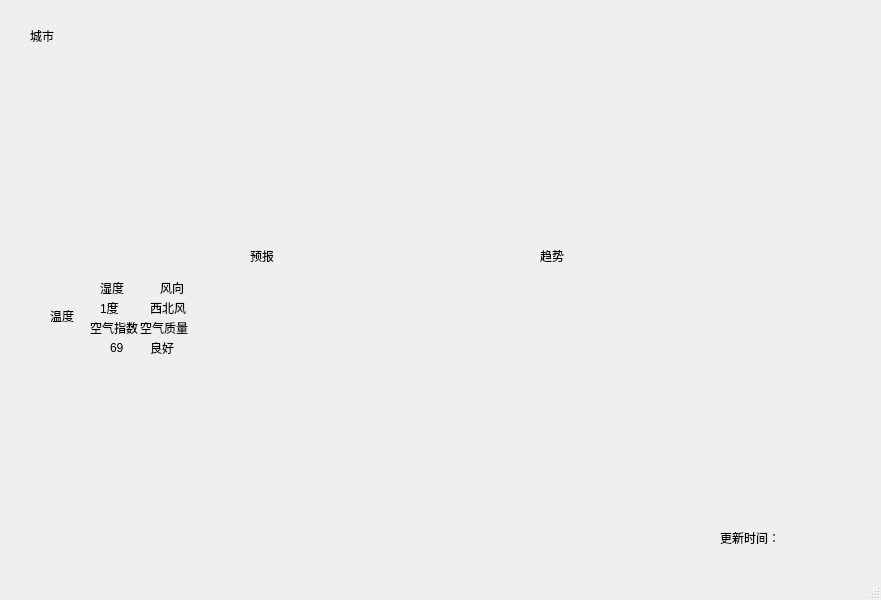
First picture: the form in mainwindow.ui, repository chenbaisi/qtweather, before the edit.
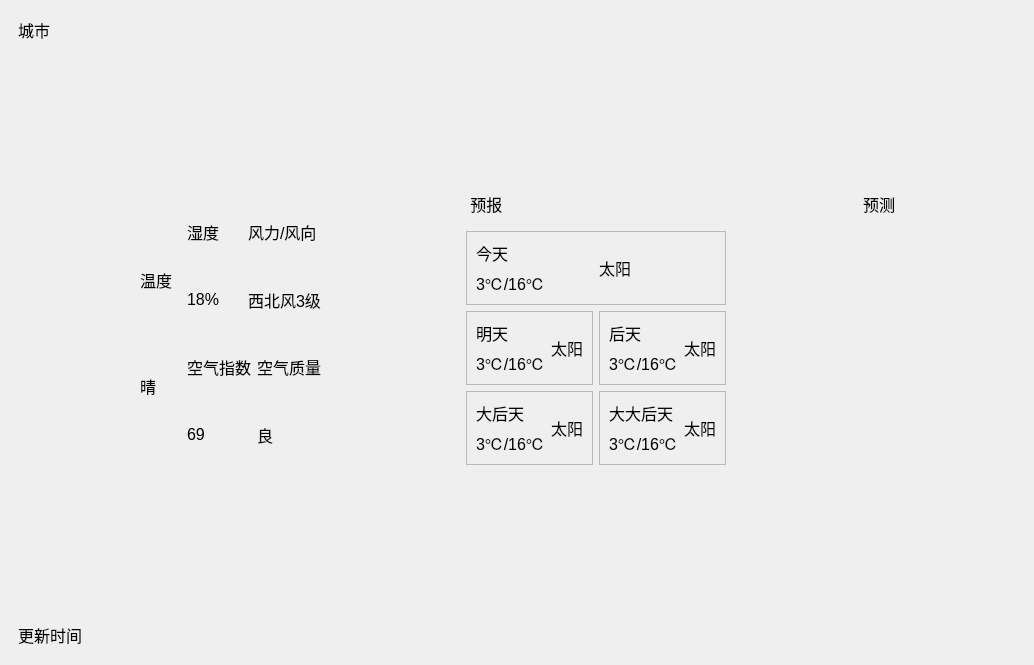
Second picture: the form after the edit.

Diff of the .ui file:
```diff
--- a/mainwindow.ui
+++ b/mainwindow.ui
@@ -6,225 +6,509 @@
    <rect>
     <x>0</x>
     <y>0</y>
-    <width>881</width>
-    <height>600</height>
+    <width>1034</width>
+    <height>665</height>
    </rect>
   </property>
+  <property name="font">
+   <font>
+    <pointsize>12</pointsize>
+   </font>
+  </property>
   <property name="windowTitle">
    <string>MainWindow</string>
   </property>
   <widget class="QWidget" name="centralwidget">
-   <widget class="QLabel" name="labelCity">
-    <property name="geometry">
-     <rect>
-      <x>30</x>
-      <y>30</y>
-      <width>54</width>
-      <height>12</height>
-     </rect>
-    </property>
-    <property name="text">
-     <string>城市</string>
-    </property>
-   </widget>
-   <widget class="QWidget" name="widget" native="true">
-    <property name="geometry">
-     <rect>
-      <x>50</x>
-      <y>270</y>
-      <width>191</width>
-      <height>131</height>
-     </rect>
-    </property>
-    <widget class="QLabel" name="labelShidu1">
-     <property name="geometry">
-      <rect>
-       <x>50</x>
-       <y>10</y>
-       <width>24</width>
-       <height>16</height>
-      </rect>
-     </property>
-     <property name="text">
-      <string>湿度</string>
-     </property>
-    </widget>
-    <widget class="QLabel" name="labelWind1">
-     <property name="geometry">
-      <rect>
-       <x>110</x>
-       <y>10</y>
-       <width>24</width>
-       <height>16</height>
-      </rect>
-     </property>
-     <property name="text">
-      <string>风向</string>
-     </property>
-    </widget>
-    <widget class="QLabel" name="labelShidu2">
-     <property name="geometry">
-      <rect>
-       <x>50</x>
-       <y>30</y>
-       <width>18</width>
-       <height>16</height>
-      </rect>
-     </property>
-     <property name="text">
-      <string>1度</string>
-     </property>
-    </widget>
-    <widget class="QLabel" name="labelWind2">
-     <property name="geometry">
-      <rect>
-       <x>100</x>
-       <y>30</y>
-       <width>36</width>
-       <height>16</height>
-      </rect>
-     </property>
-     <property name="text">
-      <string>西北风</string>
-     </property>
-    </widget>
-    <widget class="QLabel" name="labelAirQuality1">
-     <property name="geometry">
-      <rect>
-       <x>90</x>
-       <y>50</y>
-       <width>48</width>
-       <height>16</height>
-      </rect>
-     </property>
-     <property name="text">
-      <string>空气质量</string>
-     </property>
-    </widget>
-    <widget class="QLabel" name="labelAirIndex2">
-     <property name="geometry">
-      <rect>
-       <x>60</x>
-       <y>70</y>
-       <width>16</width>
-       <height>16</height>
-      </rect>
-     </property>
-     <property name="text">
-      <string>69</string>
-     </property>
-    </widget>
-    <widget class="QLabel" name="label_9">
-     <property name="geometry">
-      <rect>
-       <x>100</x>
-       <y>70</y>
-       <width>24</width>
-       <height>16</height>
-      </rect>
-     </property>
-     <property name="text">
-      <string>良好</string>
-     </property>
-    </widget>
-    <widget class="QLabel" name="labelTemperature">
-     <property name="geometry">
-      <rect>
-       <x>0</x>
-       <y>40</y>
-       <width>54</width>
-       <height>12</height>
-      </rect>
-     </property>
-     <property name="text">
-      <string>温度</string>
-     </property>
-    </widget>
-    <widget class="QLabel" name="labelAirIndex1">
-     <property name="geometry">
-      <rect>
-       <x>40</x>
-       <y>50</y>
-       <width>48</width>
-       <height>16</height>
-      </rect>
-     </property>
-     <property name="text">
-      <string>空气指数</string>
-     </property>
-    </widget>
-   </widget>
-   <widget class="QWidget" name="widget_2" native="true">
-    <property name="geometry">
-     <rect>
-      <x>250</x>
-      <y>270</y>
-      <width>221</width>
-      <height>131</height>
-     </rect>
-    </property>
-   </widget>
-   <widget class="QLabel" name="label">
-    <property name="geometry">
-     <rect>
-      <x>250</x>
-      <y>250</y>
-      <width>54</width>
-      <height>12</height>
-     </rect>
-    </property>
-    <property name="text">
-     <string>预报</string>
-    </property>
-   </widget>
-   <widget class="QWidget" name="widget_3" native="true">
-    <property name="geometry">
-     <rect>
-      <x>540</x>
-      <y>269</y>
-      <width>241</width>
-      <height>131</height>
-     </rect>
-    </property>
-   </widget>
-   <widget class="QLabel" name="label_2">
-    <property name="geometry">
-     <rect>
-      <x>540</x>
-      <y>250</y>
-      <width>54</width>
-      <height>12</height>
-     </rect>
-    </property>
-    <property name="text">
-     <string>趋势</string>
-    </property>
-   </widget>
-   <widget class="QLabel" name="label_3">
-    <property name="geometry">
-     <rect>
-      <x>720</x>
-      <y>530</y>
-      <width>101</width>
-      <height>16</height>
-     </rect>
-    </property>
-    <property name="text">
-     <string>更新时间：</string>
-    </property>
-   </widget>
+   <layout class="QGridLayout" name="gridLayout_4">
+    <item row="0" column="0">
+     <widget class="QWidget" name="widget" native="true">
+      <layout class="QVBoxLayout" name="verticalLayout_9">
+       <item>
+        <widget class="QLabel" name="labelCity">
+         <property name="text">
+          <string>城市</string>
+         </property>
+        </widget>
+       </item>
+       <item>
+        <widget class="QWidget" name="widget_2" native="true">
+         <layout class="QGridLayout" name="gridLayout_11">
+          <item row="1" column="3">
+           <widget class="QWidget" name="widget_4" native="true">
+            <layout class="QVBoxLayout" name="verticalLayout_8">
+             <item>
+              <widget class="QLabel" name="label_3">
+               <property name="text">
+                <string>   预报</string>
+               </property>
+              </widget>
+             </item>
+             <item>
+              <widget class="QWidget" name="widget_7" native="true">
+               <layout class="QGridLayout" name="gridLayout_10">
+                <item row="0" column="0">
+                 <widget class="QFrame" name="frame">
+                  <property name="frameShape">
+                   <enum>QFrame::StyledPanel</enum>
+                  </property>
+                  <property name="frameShadow">
+                   <enum>QFrame::Raised</enum>
+                  </property>
+                  <layout class="QGridLayout" name="gridLayout_9">
+                   <item row="0" column="0">
+                    <layout class="QVBoxLayout" name="verticalLayout_6">
+                     <item>
+                      <widget class="QLabel" name="labelDay1">
+                       <property name="text">
+                        <string>今天</string>
+                       </property>
+                      </widget>
+                     </item>
+                     <item>
+                      <widget class="QLabel" name="labelDay1Temperature">
+                       <property name="text">
+                        <string>3℃/16℃</string>
+                       </property>
+                      </widget>
+                     </item>
+                    </layout>
+                   </item>
+                   <item row="0" column="1">
+                    <widget class="QLabel" name="labelDay1WeatherImg">
+                     <property name="text">
+                      <string>太阳</string>
+                     </property>
+                    </widget>
+                   </item>
+                  </layout>
+                 </widget>
+                </item>
+                <item row="1" column="0">
+                 <layout class="QGridLayout" name="gridLayout">
+                  <item row="0" column="1">
+                   <widget class="QFrame" name="frame_2">
+                    <property name="frameShape">
+                     <enum>QFrame::StyledPanel</enum>
+                    </property>
+                    <property name="frameShadow">
+                     <enum>QFrame::Raised</enum>
+                    </property>
+                    <layout class="QGridLayout" name="gridLayout_6">
+                     <item row="0" column="0">
+                      <layout class="QVBoxLayout" name="verticalLayout_2">
+                       <item>
+                        <widget class="QLabel" name="labelDay3">
+                         <property name="text">
+                          <string>后天</string>
+                         </property>
+                        </widget>
+                       </item>
+                       <item>
+                        <widget class="QLabel" name="labelDay3Temperature">
+                         <property name="text">
+                          <string>3℃/16℃</string>
+                         </property>
+                        </widget>
+                       </item>
+                      </layout>
+                     </item>
+                     <item row="0" column="1">
+                      <widget class="QLabel" name="labelDay3WeatherImg">
+                       <property name="text">
+                        <string>太阳</string>
+                       </property>
+                      </widget>
+                     </item>
+                    </layout>
+                   </widget>
+                  </item>
+                  <item row="1" column="0">
+                   <widget class="QFrame" name="frame_3">
+                    <property name="frameShape">
+                     <enum>QFrame::StyledPanel</enum>
+                    </property>
+                    <property name="frameShadow">
+                     <enum>QFrame::Raised</enum>
+                    </property>
+                    <layout class="QGridLayout" name="gridLayout_7">
+                     <item row="0" column="0">
+                      <layout class="QVBoxLayout" name="verticalLayout_4">
+                       <item>
+                        <widget class="QLabel" name="labelDay4">
+                         <property name="text">
+                          <string>大后天</string>
+                         </property>
+                        </widget>
+                       </item>
+                       <item>
+                        <widget class="QLabel" name="labelDay4Temperature">
+                         <property name="text">
+                          <string>3℃/16℃</string>
+                         </property>
+                        </widget>
+                       </item>
+                      </layout>
+                     </item>
+                     <item row="0" column="1">
+                      <widget class="QLabel" name="labelDay4WeatherImg">
+                       <property name="text">
+                        <string>太阳</string>
+                       </property>
+                      </widget>
+                     </item>
+                    </layout>
+                   </widget>
+                  </item>
+                  <item row="1" column="1">
+                   <widget class="QFrame" name="frame_5">
+                    <property name="frameShape">
+                     <enum>QFrame::StyledPanel</enum>
+                    </property>
+                    <property name="frameShadow">
+                     <enum>QFrame::Raised</enum>
+                    </property>
+                    <layout class="QGridLayout" name="gridLayout_8">
+                     <item row="0" column="0">
+                      <layout class="QVBoxLayout" name="verticalLayout_5">
+                       <item>
+                        <widget class="QLabel" name="labelDay5">
+                         <property name="text">
+                          <string>大大后天</string>
+                         </property>
+                        </widget>
+                       </item>
+                       <item>
+                        <widget class="QLabel" name="labelDay5Temperature">
+                         <property name="text">
+                          <string>3℃/16℃</string>
+                         </property>
+                        </widget>
+                       </item>
+                      </layout>
+                     </item>
+                     <item row="0" column="1">
+                      <widget class="QLabel" name="labelDay5WeatherImg">
+                       <property name="text">
+                        <string>太阳</string>
+                       </property>
+                      </widget>
+                     </item>
+                    </layout>
+                   </widget>
+                  </item>
+                  <item row="0" column="0">
+                   <widget class="QFrame" name="frame_4">
+                    <property name="frameShape">
+                     <enum>QFrame::StyledPanel</enum>
+                    </property>
+                    <property name="frameShadow">
+                     <enum>QFrame::Raised</enum>
+                    </property>
+                    <property name="lineWidth">
+                     <number>1</number>
+                    </property>
+                    <layout class="QGridLayout" name="gridLayout_5">
+                     <item row="0" column="0">
+                      <layout class="QVBoxLayout" name="verticalLayout">
+                       <item>
+                        <widget class="QLabel" name="labelDay2">
+                         <property name="text">
+                          <string>明天</string>
+                         </property>
+                        </widget>
+                       </item>
+                       <item>
+                        <widget class="QLabel" name="labelDay2Temperature">
+                         <property name="text">
+                          <string>3℃/16℃</string>
+                         </property>
+                         <property name="textFormat">
+                          <enum>Qt::RichText</enum>
+                         </property>
+                        </widget>
+                       </item>
+                      </layout>
+                     </item>
+                     <item row="0" column="1">
+                      <widget class="QLabel" name="labelDay2WeatherImg">
+                       <property name="text">
+                        <string>太阳</string>
+                       </property>
+                      </widget>
+                     </item>
+                    </layout>
+                   </widget>
+                  </item>
+                 </layout>
+                </item>
+               </layout>
+              </widget>
+             </item>
+            </layout>
+           </widget>
+          </item>
+          <item row="1" column="1">
+           <widget class="QWidget" name="widget_3" native="true">
+            <layout class="QGridLayout" name="gridLayout_12">
+             <item row="0" column="1">
+              <layout class="QVBoxLayout" name="verticalLayout_3">
+               <item>
+                <spacer name="verticalSpacer_3">
+                 <property name="orientation">
+                  <enum>Qt::Vertical</enum>
+                 </property>
+                 <property name="sizeHint" stdset="0">
+                  <size>
+                   <width>20</width>
+                   <height>40</height>
+                  </size>
+                 </property>
+                </spacer>
+               </item>
+               <item>
+                <widget class="QLabel" name="labelTemperature">
+                 <property name="text">
+                  <string>温度</string>
+                 </property>
+                </widget>
+               </item>
+               <item>
+                <spacer name="verticalSpacer_4">
+                 <property name="orientation">
+                  <enum>Qt::Vertical</enum>
+                 </property>
+                 <property name="sizeHint" stdset="0">
+                  <size>
+                   <width>20</width>
+                   <height>40</height>
+                  </size>
+                 </property>
+                </spacer>
+               </item>
+               <item>
+                <widget class="QLabel" name="labelWeather">
+                 <property name="text">
+                  <string>晴</string>
+                 </property>
+                </widget>
+               </item>
+               <item>
+                <spacer name="verticalSpacer_6">
+                 <property name="orientation">
+                  <enum>Qt::Vertical</enum>
+                 </property>
+                 <property name="sizeHint" stdset="0">
+                  <size>
+                   <width>20</width>
+                   <height>40</height>
+                  </size>
+                 </property>
+                </spacer>
+               </item>
+              </layout>
+             </item>
+             <item row="0" column="2">
+              <widget class="QWidget" name="widget_6" native="true">
+               <layout class="QVBoxLayout" name="verticalLayout_7">
+                <item>
+                 <layout class="QGridLayout" name="gridLayout_2">
+                  <item row="0" column="0">
+                   <widget class="QLabel" name="label_22">
+                    <property name="text">
+                     <string>湿度</string>
+                    </property>
+                   </widget>
+                  </item>
+                  <item row="0" column="1">
+                   <widget class="QLabel" name="label_23">
+                    <property name="text">
+                     <string>风力/风向</string>
+                    </property>
+                   </widget>
+                  </item>
+                  <item row="1" column="0">
+                   <widget class="QLabel" name="labelHumidity">
+                    <property name="text">
+                     <string>18%</string>
+                    </property>
+                   </widget>
+                  </item>
+                  <item row="1" column="1">
+                   <widget class="QLabel" name="labelWind">
+                    <property name="text">
+                     <string>西北风3级</string>
+                    </property>
+                   </widget>
+                  </item>
+                 </layout>
+                </item>
+                <item>
+                 <layout class="QGridLayout" name="gridLayout_3">
+                  <item row="0" column="1">
+                   <widget class="QLabel" name="label_27">
+                    <property name="text">
+                     <string>空气质量</string>
+                    </property>
+                   </widget>
+                  </item>
+                  <item row="0" column="0">
+                   <widget class="QLabel" name="label_25">
+                    <property name="text">
+                     <string>空气指数</string>
+                    </property>
+                   </widget>
+                  </item>
+                  <item row="1" column="1">
+                   <widget class="QLabel" name="labelAirQuality">
+                    <property name="text">
+                     <string>良</string>
+                    </property>
+                   </widget>
+                  </item>
+                  <item row="1" column="0">
+                   <widget class="QLabel" name="labelAirIndex">
+                    <property name="text">
+                     <string>69</string>
+                    </property>
+                   </widget>
+                  </item>
+                 </layout>
+                </item>
+               </layout>
+              </widget>
+             </item>
+            </layout>
+           </widget>
+          </item>
+          <item row="2" column="3">
+           <spacer name="verticalSpacer_2">
+            <property name="orientation">
+             <enum>Qt::Vertical</enum>
+            </property>
+            <property name="sizeHint" stdset="0">
+             <size>
+              <width>20</width>
+              <height>40</height>
+             </size>
+            </property>
+           </spacer>
+          </item>
+          <item row="0" column="3">
+           <spacer name="verticalSpacer">
+            <property name="orientation">
+             <enum>Qt::Vertical</enum>
+            </property>
+            <property name="sizeHint" stdset="0">
+             <size>
+              <width>20</width>
+              <height>40</height>
+             </size>
+            </property>
+           </spacer>
+          </item>
+          <item row="1" column="0">
+           <spacer name="horizontalSpacer">
+            <property name="orientation">
+             <enum>Qt::Horizontal</enum>
+            </property>
+            <property name="sizeHint" stdset="0">
+             <size>
+              <width>40</width>
+              <height>20</height>
+             </size>
+            </property>
+           </spacer>
+          </item>
+          <item row="1" column="5">
+           <widget class="QWidget" name="widget_5" native="true">
+            <layout class="QGridLayout" name="gridLayout_13">
+             <item row="0" column="0">
+              <widget class="QLabel" name="label_4">
+               <property name="text">
+                <string>预测</string>
+               </property>
+              </widget>
+             </item>
+             <item row="2" column="0">
+              <widget class="QFrame" name="frame_6">
+               <property name="frameShape">
+                <enum>QFrame::StyledPanel</enum>
+               </property>
+               <property name="frameShadow">
+                <enum>QFrame::Raised</enum>
+               </property>
+              </widget>
+             </item>
+             <item row="1" column="0">
+              <spacer name="verticalSpacer_5">
+               <property name="orientation">
+                <enum>Qt::Vertical</enum>
+               </property>
+               <property name="sizeHint" stdset="0">
+                <size>
+                 <width>20</width>
+                 <height>40</height>
+                </size>
+               </property>
+              </spacer>
+             </item>
+            </layout>
+           </widget>
+          </item>
+          <item row="1" column="6">
+           <spacer name="horizontalSpacer_2">
+            <property name="orientation">
+             <enum>Qt::Horizontal</enum>
+            </property>
+            <property name="sizeHint" stdset="0">
+             <size>
+              <width>40</width>
+              <height>20</height>
+             </size>
+            </property>
+           </spacer>
+          </item>
+          <item row="1" column="2">
+           <spacer name="horizontalSpacer_3">
+            <property name="orientation">
+             <enum>Qt::Horizontal</enum>
+            </property>
+            <property name="sizeHint" stdset="0">
+             <size>
+              <width>20</width>
+              <height>20</height>
+             </size>
+            </property>
+           </spacer>
+          </item>
+          <item row="1" column="4">
+           <spacer name="horizontalSpacer_4">
+            <property name="orientation">
+             <enum>Qt::Horizontal</enum>
+            </property>
+            <property name="sizeHint" stdset="0">
+             <size>
+              <width>20</width>
+              <height>20</height>
+             </size>
+            </property>
+           </spacer>
+          </item>
+         </layout>
+        </widget>
+       </item>
+       <item>
+        <widget class="QLabel" name="labelTime">
+         <property name="text">
+          <string>更新时间</string>
+         </property>
+        </widget>
+       </item>
+      </layout>
+     </widget>
+    </item>
+   </layout>
   </widget>
-  <widget class="QMenuBar" name="menubar">
-   <property name="geometry">
-    <rect>
-     <x>0</x>
-     <y>0</y>
-     <width>881</width>
-     <height>23</height>
-    </rect>
-   </property>
-  </widget>
-  <widget class="QStatusBar" name="statusbar"/>
  </widget>
  <resources/>
  <connections/>
```
